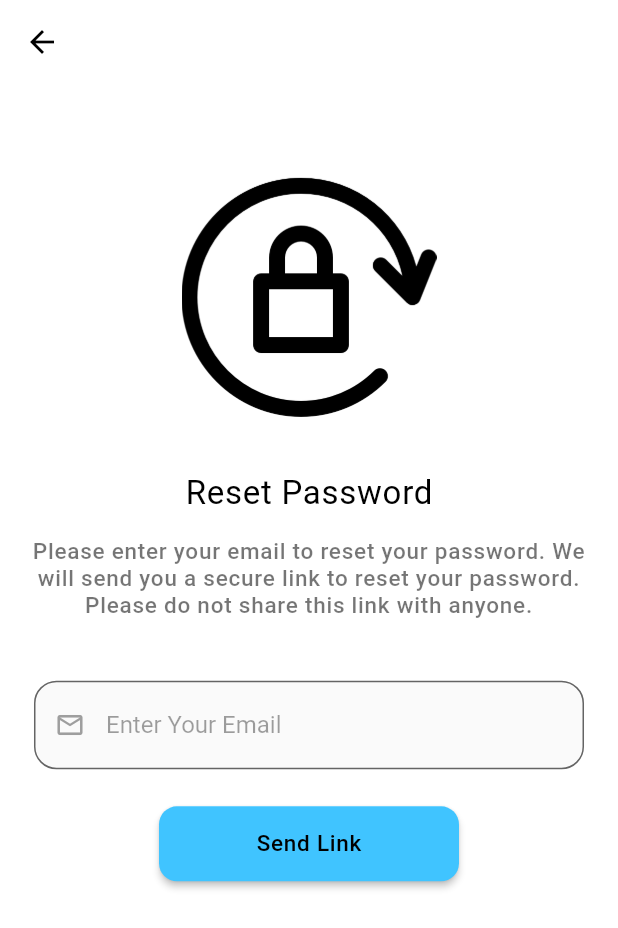
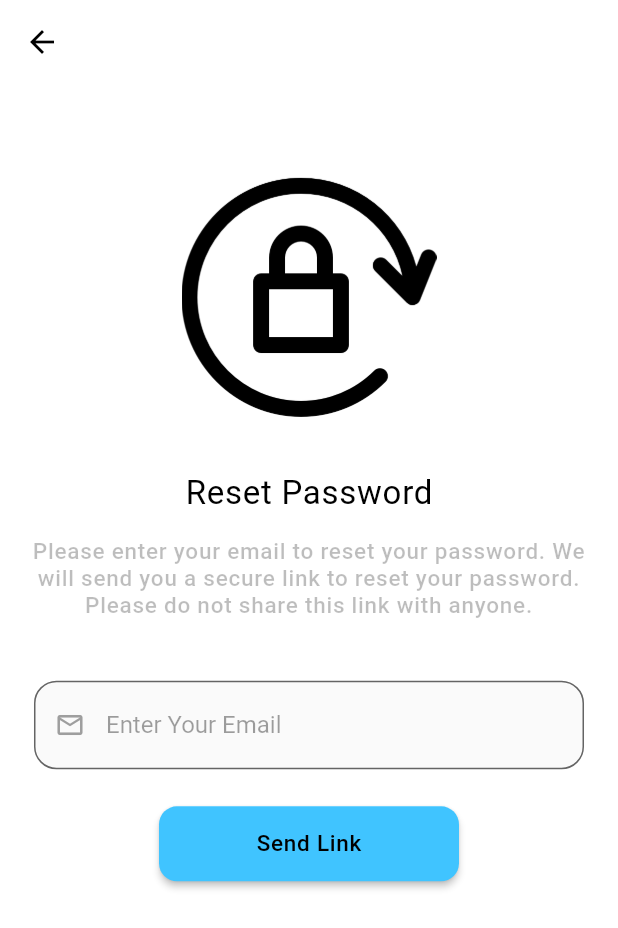
Before and after one commit to Umaiir11/CustomerPortal-AsioneSystems-master, a Flutter app: the VwForgetPasswrod screen opened directly, on a phone screen of 412 x 824 dp. Shown: the top 928 px of the screen. Run offline on Flutter 3.47's test engine with Material 2 defaults, Android fonts, the phone set to English and light mode, and no system bars; our stand-ins replace dropdown_search, flutter_native_image, get, google_fonts, image_picker, material_design_icons_flutter and 1 more; missing offline and left inert: encrypt; network calls fail; Roboto replaces fonts that are missing (Ubuntu).

Commit message:
Forgetpasswordscreen and vm

```diff
--- a/lib/MVVM/View/VwForgetPassword.dart
+++ b/lib/MVVM/View/VwForgetPassword.dart
@@ -86,7 +86,7 @@ class _VwForgetPasswrodState extends State<VwForgetPasswrod> {
                         style: GoogleFonts.ubuntu(
                           textStyle: const TextStyle(
                             fontSize: 15,
-                            color: Colors.black54,
+                            color: Colors.black26,
                             fontWeight: FontWeight.w500,
                             letterSpacing: 0.5,
                           ),
```
